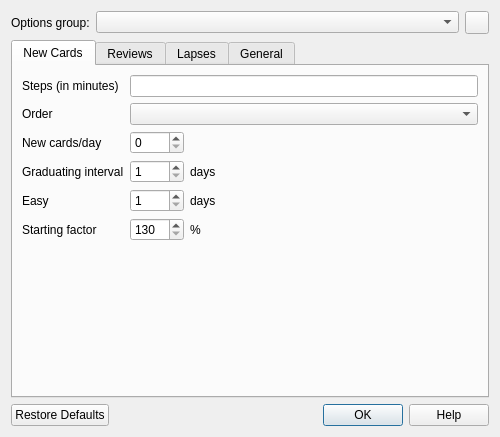
Old version of the form designer/dconf.ui in the repository ankitects/anki.
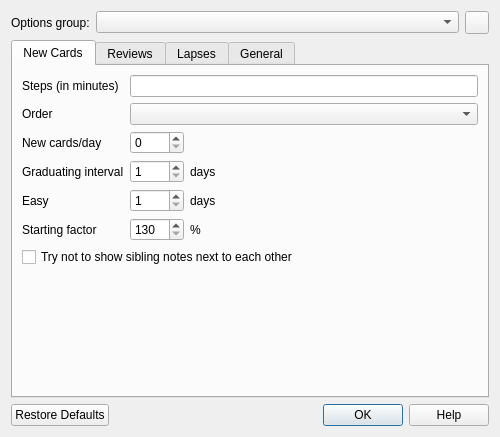
New version of the form. Icons and pictures are not drawn.

Commit message: add separate option to deck opts

The edit to the form file:
```diff
--- a/designer/dconf.ui
+++ b/designer/dconf.ui
@@ -176,6 +176,13 @@
            </property>
           </widget>
          </item>
+         <item row="6" column="0" colspan="3">
+          <widget class="QCheckBox" name="separate">
+           <property name="text">
+            <string>Try not to show sibling notes next to each other</string>
+           </property>
+          </widget>
+         </item>
         </layout>
        </item>
        <item>
```
Left out of the diff: 1 changed line with no effect on the pictures. The commit also changes 1 other file.
